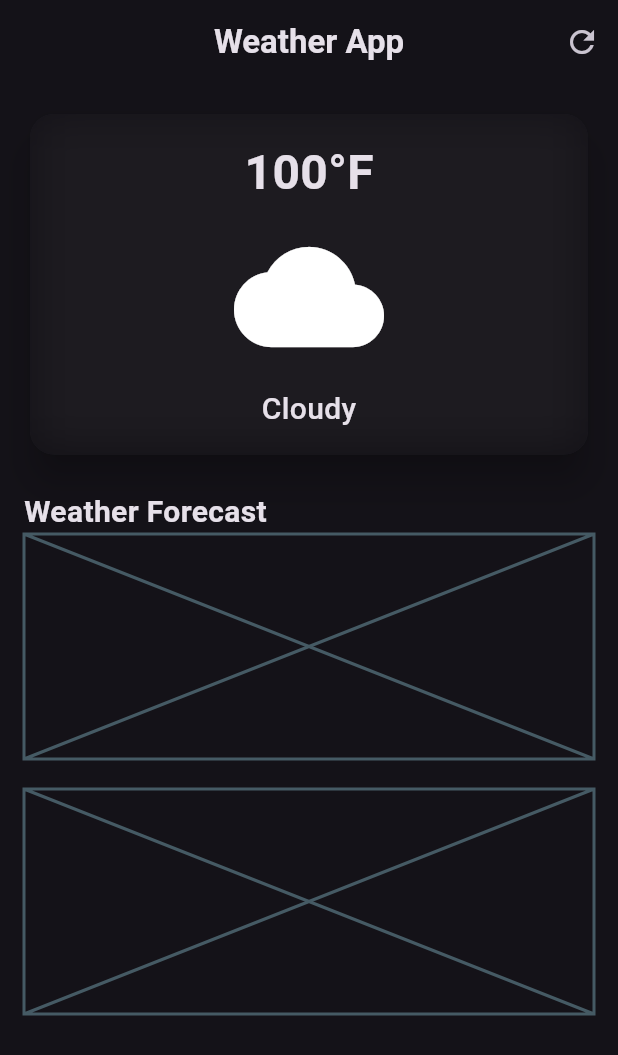
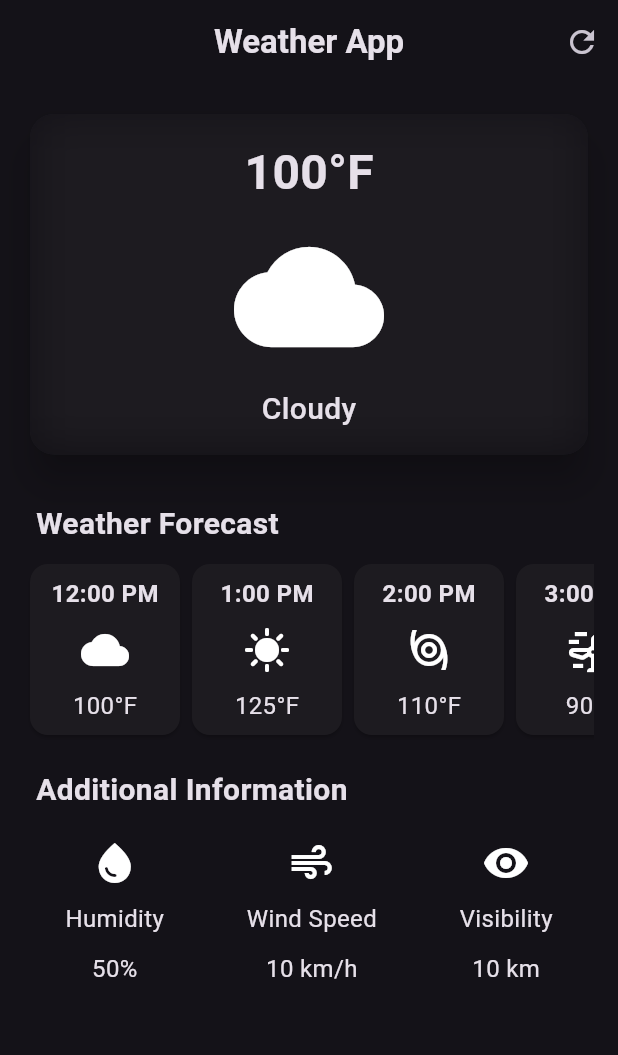
Before and after one commit to CutePuppetHub/weather_app, a Flutter app: the screen it shows after launch, on a phone screen of 412 x 824 dp. Shown: the top 1055 px of the screen. Run offline on Flutter 3.47's test engine with Material 3 defaults, Android fonts, the phone set to English and light mode, and no system bars; network calls fail.

```diff
--- /dev/null
+++ b/lib/additional_info_card.dart
@@ -0,0 +1,26 @@
+import 'package:flutter/material.dart';
+
+// This widget is a placeholder for the additional information card
+class AddtionalInfoCard extends StatelessWidget {
+  final IconData icon;
+  final String label;
+  final String value;
+  const AddtionalInfoCard({super.key,
+    required this.icon,
+    required this.label,
+    required this.value,
+  });
+
+  @override
+  Widget build(BuildContext context) {
+    return Column(
+      children: [
+        Icon(icon, size: 32),
+        const SizedBox(height: 10),
+        Text(label, style: TextStyle(fontSize: 16)),
+        const SizedBox(height: 10),
+        Text(value, style: TextStyle(fontSize: 16)),
+      ],
+    );
+  }
+}
--- /dev/null
+++ b/lib/api_key.dart
@@ -0,0 +1 @@
+const String apikey = "6034ddb9611b4245fa4964af30a079c0";
--- /dev/null
+++ b/lib/hourly_weather_card.dart
@@ -0,0 +1,37 @@
+import 'package:flutter/material.dart';
+
+//class for the weatherforecast hourly cards
+class HourlyWeatherCard extends StatelessWidget {
+  final String timeofday;
+  final int temperature;
+  final IconData icon;
+  const HourlyWeatherCard({
+    super.key,
+    required this.timeofday,
+    required this.icon,
+    required this.temperature,
+  });
+
+  @override
+  Widget build(BuildContext context) {
+    return Card(
+      child: Container(
+        width: 100,
+        padding: const EdgeInsets.all(8.0),
+        decoration: BoxDecoration(borderRadius: BorderRadius.circular(16)),
+        child: Column(
+          children: [
+            Text(
+              timeofday,
+              style: TextStyle(fontSize: 16, fontWeight: FontWeight.bold),
+            ),
+            SizedBox(height: 10),
+            Icon(icon, size: 32),
+            SizedBox(height: 10),
+            Text("$temperature°F", style: TextStyle(fontSize: 16)),
+          ],
+        ),
+      ),
+    );
+  }
+}
--- a/lib/weather_screen.dart
+++ b/lib/weather_screen.dart
@@ -1,9 +1,29 @@
 import "dart:ui";
 
 import "package:flutter/material.dart";
+import "package:http/http.dart" as http;
+import "package:weather_app/additional_info_card.dart";
+import "package:weather_app/api_key.dart";
+import "package:weather_app/hourly_weather_card.dart";
 
-class WeatherScreen extends StatelessWidget {
+class WeatherScreen extends StatefulWidget {
   const WeatherScreen({super.key});
+
+  @override
+  State<WeatherScreen> createState() => _WeatherScreenState();
+}
+
+class _WeatherScreenState extends State<WeatherScreen> {
+  @override
+  void initState() {
+    super.initState();
+    getCurrentWeather();
+  }
+  Future getCurrentWeather() async {
+    String city = "London";
+    final result = await http.get(Uri.parse('https://api.openweathermap.org/data/2.5/weather?q=$city&APPID=$apikey'),);
+    debugPrint(result.body);
+  }
 
   @override
   Widget build(BuildContext context) {
@@ -46,21 +66,20 @@ class WeatherScreen extends StatelessWidget {
                         children: [
                           Text(
                             "100°F",
-                            style: TextStyle(fontSize: 32, fontWeight: FontWeight.bold),
+                            style: TextStyle(
+                              fontSize: 32,
+                              fontWeight: FontWeight.bold,
+                            ),
                           ),
                           const SizedBox(height: 10),
-                          Icon(
-                            Icons.cloud,
-                            size: 100,
-
-                          ),
+                          Icon(Icons.cloud, size: 100),
                           const SizedBox(height: 10),
                           Text(
                             "Cloudy",
                             style: TextStyle(
                               fontSize: 20,
                               fontWeight: FontWeight.w500,
-                              ),
+                            ),
                           ),
                         ],
                       ),
@@ -71,15 +90,55 @@ class WeatherScreen extends StatelessWidget {
             ),
             //for gap
             const SizedBox(height: 20),
-            const Text(
-              "Weather Forecast",
-              style: TextStyle(fontSize: 20, fontWeight: FontWeight.bold, ),
+            Padding(
+              padding: const EdgeInsets.all(8.0),
+              child: const Text(
+                "Weather Forecast",
+                style: TextStyle(fontSize: 20, fontWeight: FontWeight.bold),
+              ),
             ),
             //placeholder for weatherforecast cards
-            const Placeholder(fallbackHeight: 150),
-            const SizedBox(height: 20),
-            //placeholder for weather additionalinformation
-            const Placeholder(fallbackHeight: 150),
+            SingleChildScrollView(
+              scrollDirection: Axis.horizontal,
+              child: Row(children: [
+                  HourlyWeatherCard(timeofday:"12:00 PM",icon:Icons.cloud, temperature: 100),
+                  HourlyWeatherCard(timeofday:"1:00 PM", icon:Icons.sunny,temperature: 125),
+                  HourlyWeatherCard(timeofday:"2:00 PM", icon:Icons.storm,temperature: 110),
+                  HourlyWeatherCard(timeofday:"3:00 PM", icon:Icons.wind_power_outlined,temperature: 90),
+                  HourlyWeatherCard(timeofday:"4:00 PM", icon:Icons.cloud,temperature: 111),
+                ],
+              ),
+            ),
+            // const Placeholder(fallbackHeight: 150),
+            const SizedBox(height: 10),
+             Padding(
+              padding: const EdgeInsets.all(8.0),
+              child: const Text(
+                "Additional Information",
+                style: TextStyle(fontSize: 20, fontWeight: FontWeight.bold),
+              ),
+            ),
+            const SizedBox(height: 10),
+            Row(
+              mainAxisAlignment: MainAxisAlignment.spaceAround,
+              children: [
+                AddtionalInfoCard(
+                  icon: Icons.water_drop,
+                  label: "Humidity",
+                  value: "50%",
+                ),
+                AddtionalInfoCard(
+                  icon: Icons.air,
+                  label: "Wind Speed",
+                  value: "10 km/h",
+                ),
+                AddtionalInfoCard(
+                  icon: Icons.visibility,
+                  label: "Visibility",
+                  value: "10 km",
+                ),
+              ],
+            ),
           ],
         ),
       ),
--- a/pubspec.yaml
+++ b/pubspec.yaml
@@ -30,6 +30,7 @@ environment:
 dependencies:
   flutter:
     sdk: flutter
+  http: ^1.4.0
 
   # The following adds the Cupertino Icons font to your application.
   # Use with the CupertinoIcons class for iOS style icons.
```
Also changed, not shown: pubspec.lock.
